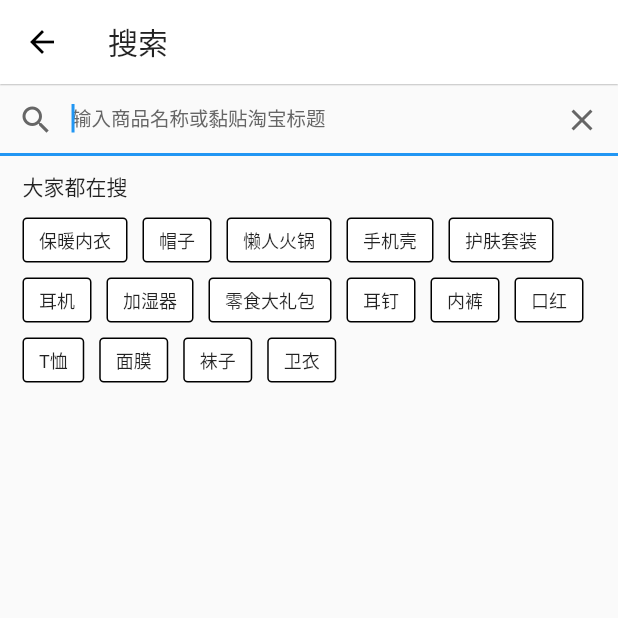
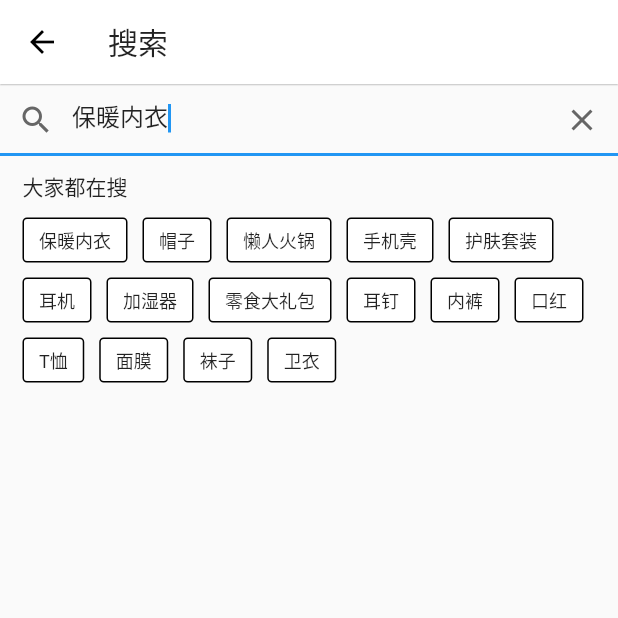
Before and after one commit to robinvanPersie/FlutterAndroid-mixing, a Flutter app: the SearchPage screen opened directly, after a tap on "保暖内衣", on a phone screen of 412 x 824 dp, the top half of it. Run offline on Flutter 3.47's test engine with Material 2 defaults, Android fonts, the light colour scheme and no system bars; our stand-ins replace dio, flutter_swiper, sqflite, synchronized; accounts and stored records are empty; network calls fail.

Commit message:
搜索框匹配tag

```diff
--- a/flutter_merge/lib/tqx/ui/home_page.dart
+++ b/flutter_merge/lib/tqx/ui/home_page.dart
@@ -80,7 +80,6 @@ class _HomePageState extends State<HomePage> with SingleTickerProviderStateMixin
               child: Container(
                 margin: EdgeInsets.only(left: 20.0, right: 20.0),
                 height: 150.0,
-                color: Colors.lightBlue,
                 child: Swiper(
                     itemBuilder: (context, index) {
                       return Image.asset('images/3.0/' + banners[index], fit: BoxFit.cover,);
--- a/flutter_merge/lib/tqx/ui/search_page.dart
+++ b/flutter_merge/lib/tqx/ui/search_page.dart
@@ -14,7 +14,7 @@ var searchTags = ['保暖内衣', '帽子', '懒人火锅', '手机壳', '护肤
 class _SearchPageState extends State<SearchPage> {
 
   List<Widget> tags = List();
-  String key;
+  String key = '';
 
   @override
   void initState() {
@@ -23,6 +23,9 @@ class _SearchPageState extends State<SearchPage> {
       GestureDetector g = GestureDetector(
         onTap: (){
           print(tag);
+          setState(() {
+            key = tag;
+          });
         },
         child: Container(
           padding: EdgeInsets.fromLTRB(10.0, 5.0, 10.0, 5.0),
@@ -41,7 +44,13 @@ class _SearchPageState extends State<SearchPage> {
 
   @override
   Widget build(BuildContext context) {
-    TextEditingController _controller = TextEditingController();
+    TextEditingController  _controller = TextEditingController.fromValue(TextEditingValue(
+      text: key,
+      selection: TextSelection.fromPosition(TextPosition(
+        affinity: TextAffinity.downstream,
+        offset: key == null ? 0 : key.length,
+      ))
+    ));
     return CustomizeScaffold(
       title: '搜索',
       body: Column(
```
